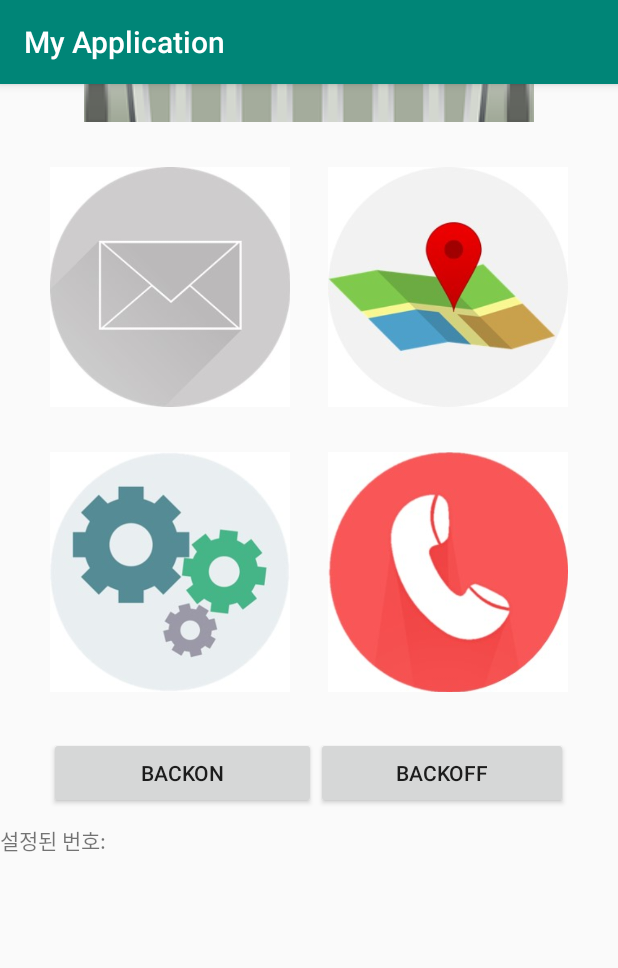
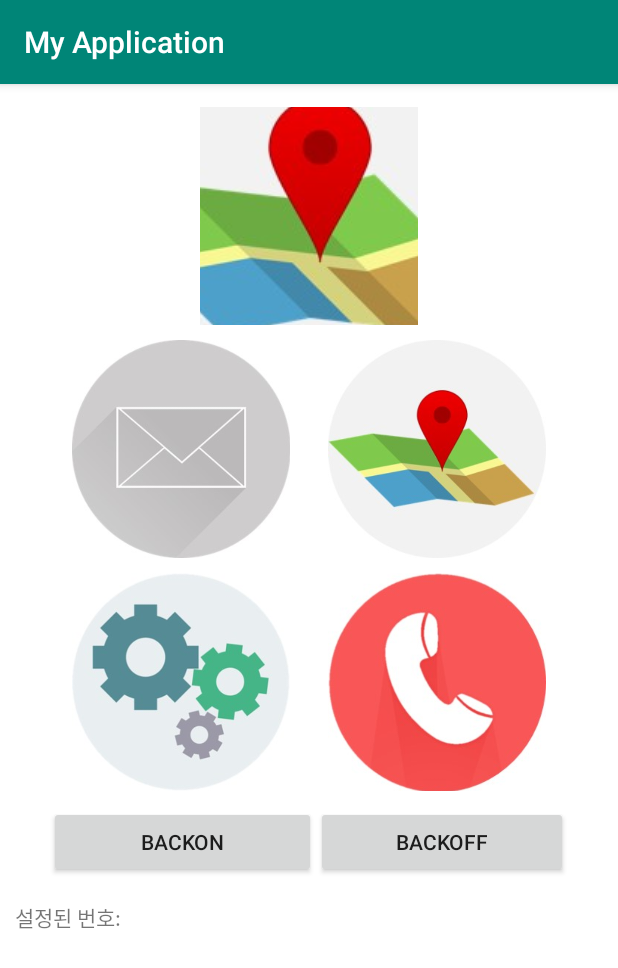
Before and after one commit to TaeHan-Ka/Android_2project, an Android app: the screen it shows after launch (Main), on a phone screen of 412 x 824 dp. Shown: the top 968 px of the screen. Run offline under Robolectric (Android 15) with nearby library versions, the phone set to English and light mode, and no system bars.

Commit message:
Update main.xml

```diff
--- a/app/src/main/res/layout/main.xml
+++ b/app/src/main/res/layout/main.xml
@@ -10,30 +10,32 @@
     <LinearLayout
         android:layout_width="match_parent"
         android:layout_height="match_parent"
+        android:background="#fff"
         android:orientation="vertical">
 
         <ImageButton
             android:id="@+id/sound"
-            android:layout_width="300dp"
-            android:layout_height="25dp"
+            android:layout_width="145dp"
+            android:layout_height="145dp"
             android:layout_gravity="center"
+            android:layout_marginTop="15dp"
             android:background="#00ff0000"
             android:onClick="onClick"
             android:scaleType="center"
-            app:srcCompat="@drawable/police"
+            app:srcCompat="@drawable/map"
             tools:layout_editor_absoluteX="55dp"
             tools:layout_editor_absoluteY="136dp" />
 
         <TableRow
             android:layout_width="match_parent"
             android:layout_height="wrap_content"
-            android:layout_marginTop="30dp"
+            android:layout_marginTop="10dp"
             android:gravity="center">
 
             <ImageButton
                 android:id="@+id/message"
-                android:layout_width="160dp"
-                android:layout_height="160dp"
+                android:layout_width="145dp"
+                android:layout_height="145dp"
                 android:layout_marginRight="12.5dp"
                 android:background="#00ff0000"
                 android:onClick="onClick"
@@ -44,8 +46,8 @@
 
             <ImageButton
                 android:id="@+id/map"
-                android:layout_width="160dp"
-                android:layout_height="160dp"
+                android:layout_width="145dp"
+                android:layout_height="145dp"
                 android:layout_marginLeft="12.5dp"
                 android:background="#00ff0000"
                 android:onClick="onClick"
@@ -59,13 +61,13 @@
         <TableRow
             android:layout_width="match_parent"
             android:layout_height="wrap_content"
-            android:layout_marginTop="30dp"
+            android:layout_marginTop="10dp"
             android:gravity="center">
 
             <ImageButton
                 android:id="@+id/setting"
-                android:layout_width="160dp"
-                android:layout_height="160dp"
+                android:layout_width="145dp"
+                android:layout_height="145dp"
                 android:layout_marginRight="12.5dp"
                 android:background="#00ff0000"
                 android:gravity="center"
@@ -77,8 +79,8 @@
 
             <ImageButton
                 android:id="@+id/call"
-                android:layout_width="160dp"
-                android:layout_height="160dp"
+                android:layout_width="145dp"
+                android:layout_height="145dp"
                 android:layout_marginLeft="12.5dp"
                 android:background="#00ff0000"
                 android:onClick="onClick"
@@ -91,7 +93,7 @@
         <TableRow
             android:layout_width="match_parent"
             android:layout_height="wrap_content"
-            android:layout_marginTop="30dp"
+            android:layout_marginTop="10dp"
             android:gravity="center">
 
             <Button
@@ -106,14 +108,14 @@
                 android:layout_height="match_parent"
                 android:text="BackOff" />
         </TableRow>
-
         <TableRow
             android:layout_width="match_parent"
             android:layout_height="wrap_content"
-            android:layout_marginTop="10dp"
+            android:layout_marginTop="15dp"
             android:gravity="center">
         <TextView
             android:id="@+id/t"
+            android:layout_marginLeft="10dp"
             android:layout_width="match_parent"
             android:layout_height="wrap_content"
             android:text="설정된 번호:" />
```
